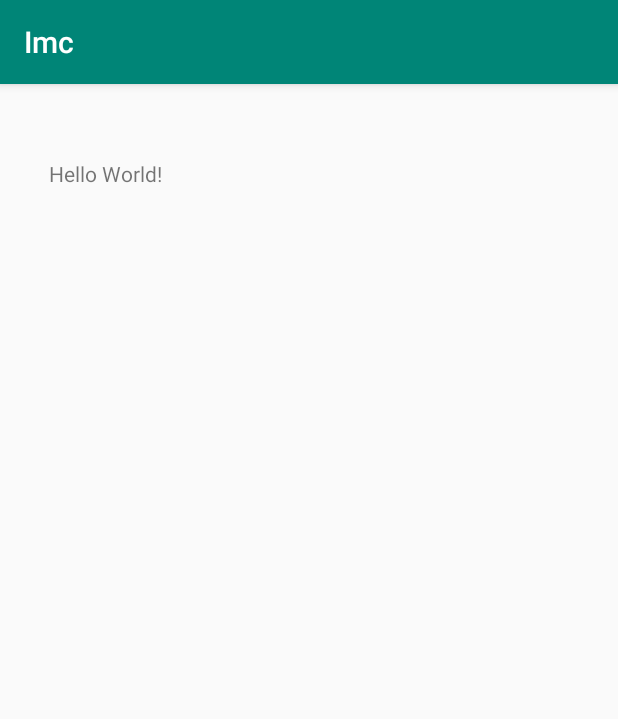
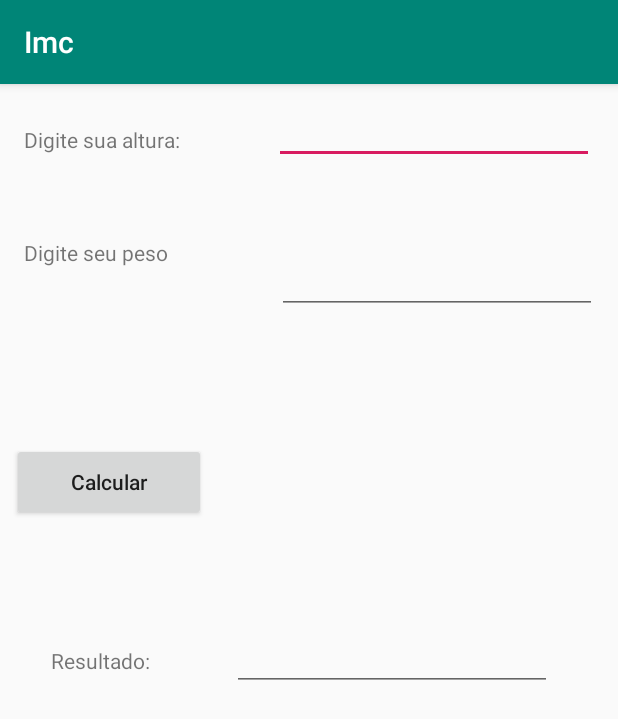
Before and after one commit to LeoCaronezi/Android, an Android app: the screen it shows after launch (MainActivity), on a phone screen of 412 x 824 dp. Shown: the top 719 px of the screen. Run offline under Robolectric (Android 15) with nearby library versions, the phone set to English and light mode, and no system bars.

```diff
--- a/Imc/app/src/main/java/com/e/imc/MainActivity.java
+++ b/Imc/app/src/main/java/com/e/imc/MainActivity.java
@@ -2,12 +2,32 @@ package com.e.imc;
 
 import android.support.v7.app.AppCompatActivity;
 import android.os.Bundle;
+import android.view.View;
+import android.widget.Button;
+import android.widget.EditText;
 
 public class MainActivity extends AppCompatActivity {
+     private EditText altura;
+     private EditText peso;
+     private Button calcular ;
+     private EditText resultado;
 
     @Override
     protected void onCreate(Bundle savedInstanceState) {
         super.onCreate(savedInstanceState);
         setContentView(R.layout.activity_main);
+
+
+       altura = (EditText) findViewById(R.id.ID_Altura);
+       peso = (EditText) findViewById(R.id.ID_Peso);
+       resultado = (EditText) findViewById(R.id.id_Resultado);
+       calcular  = (Button) findViewById(R.id.id_Calcular);
+
+       calcular.setOnClickListener(new View.OnClickListener() {
+           @Override
+           public void onClick(View v) {
+               double alt =
+           }
+       });
     }
 }
--- a/Imc/app/src/main/res/layout/activity_main.xml
+++ b/Imc/app/src/main/res/layout/activity_main.xml
@@ -8,13 +8,111 @@
 
     <TextView
         android:layout_width="wrap_content"
-        android:layout_height="24dp"
-        android:text="Hello World!"
+        android:layout_height="31dp"
+        android:text="Digite sua altura:"
         app:layout_constraintBottom_toBottomOf="parent"
-        app:layout_constraintHorizontal_bias="0.098"
+        app:layout_constraintHorizontal_bias="0.052"
         app:layout_constraintLeft_toLeftOf="parent"
         app:layout_constraintRight_toRightOf="parent"
         app:layout_constraintTop_toTopOf="parent"
-        app:layout_constraintVertical_bias="0.067" />
+        app:layout_constraintVertical_bias="0.037" />
+
+    <TextView
+        android:id="@+id/textView"
+        android:layout_width="168dp"
+        android:layout_height="50dp"
+        android:layout_marginStart="8dp"
+        android:layout_marginTop="8dp"
+        android:layout_marginEnd="8dp"
+        android:layout_marginBottom="8dp"
+        android:text="Digite seu peso"
+        app:layout_constraintBottom_toBottomOf="parent"
+        app:layout_constraintEnd_toEndOf="parent"
+        app:layout_constraintHorizontal_bias="0.035"
+        app:layout_constraintStart_toStartOf="parent"
+        app:layout_constraintTop_toTopOf="parent"
+        app:layout_constraintVertical_bias="0.135" />
+
+    <EditText
+        android:id="@+id/ID_Altura"
+        android:layout_width="wrap_content"
+        android:layout_height="45dp"
+        android:layout_marginStart="8dp"
+        android:layout_marginTop="8dp"
+        android:layout_marginEnd="8dp"
+        android:layout_marginBottom="8dp"
+        android:ems="10"
+        android:inputType="textPersonName"
+        app:layout_constraintBottom_toBottomOf="parent"
+        app:layout_constraintEnd_toEndOf="parent"
+        app:layout_constraintHorizontal_bias="0.956"
+        app:layout_constraintStart_toStartOf="parent"
+        app:layout_constraintTop_toTopOf="parent"
+        app:layout_constraintVertical_bias="0.0" />
+
+    <EditText
+        android:id="@+id/ID_Peso"
+        android:layout_width="wrap_content"
+        android:layout_height="40dp"
+        android:layout_marginStart="8dp"
+        android:layout_marginTop="8dp"
+        android:layout_marginEnd="8dp"
+        android:layout_marginBottom="8dp"
+        android:ems="10"
+        android:inputType="textPersonName"
+        app:layout_constraintBottom_toBottomOf="parent"
+        app:layout_constraintEnd_toEndOf="parent"
+        app:layout_constraintHorizontal_bias="0.967"
+        app:layout_constraintStart_toStartOf="parent"
+        app:layout_constraintTop_toTopOf="parent"
+        app:layout_constraintVertical_bias="0.148" />
+
+    <Button
+        android:id="@+id/id_Calcular"
+        android:layout_width="129dp"
+        android:layout_height="52dp"
+        android:layout_marginStart="8dp"
+        android:layout_marginTop="8dp"
+        android:layout_marginEnd="8dp"
+        android:layout_marginBottom="8dp"
+        android:text="Calcular"
+        android:textAppearance="@style/TextAppearance.AppCompat.Body2"
+        app:layout_constraintBottom_toBottomOf="parent"
+        app:layout_constraintEnd_toEndOf="parent"
+        app:layout_constraintHorizontal_bias="0.0"
+        app:layout_constraintStart_toStartOf="parent"
+        app:layout_constraintTop_toTopOf="parent"
+        app:layout_constraintVertical_bias="0.33" />
+
+    <TextView
+        android:id="@+id/textView3"
+        android:layout_width="wrap_content"
+        android:layout_height="wrap_content"
+        android:layout_marginStart="8dp"
+        android:layout_marginTop="8dp"
+        android:layout_marginEnd="8dp"
+        android:layout_marginBottom="8dp"
+        android:text="Resultado:"
+        app:layout_constraintBottom_toBottomOf="parent"
+        app:layout_constraintEnd_toEndOf="parent"
+        app:layout_constraintHorizontal_bias="0.079"
+        app:layout_constraintStart_toStartOf="parent"
+        app:layout_constraintTop_toTopOf="parent" />
+
+    <EditText
+        android:id="@+id/id_Resultado"
+        android:layout_width="wrap_content"
+        android:layout_height="41dp"
+        android:layout_marginStart="8dp"
+        android:layout_marginTop="8dp"
+        android:layout_marginEnd="8dp"
+        android:layout_marginBottom="8dp"
+        android:ems="10"
+        android:inputType="textPersonName"
+        app:layout_constraintBottom_toBottomOf="parent"
+        app:layout_constraintEnd_toEndOf="parent"
+        app:layout_constraintHorizontal_bias="0.802"
+        app:layout_constraintStart_toStartOf="parent"
+        app:layout_constraintTop_toTopOf="parent" />
 
 </android.support.constraint.ConstraintLayout>
```
